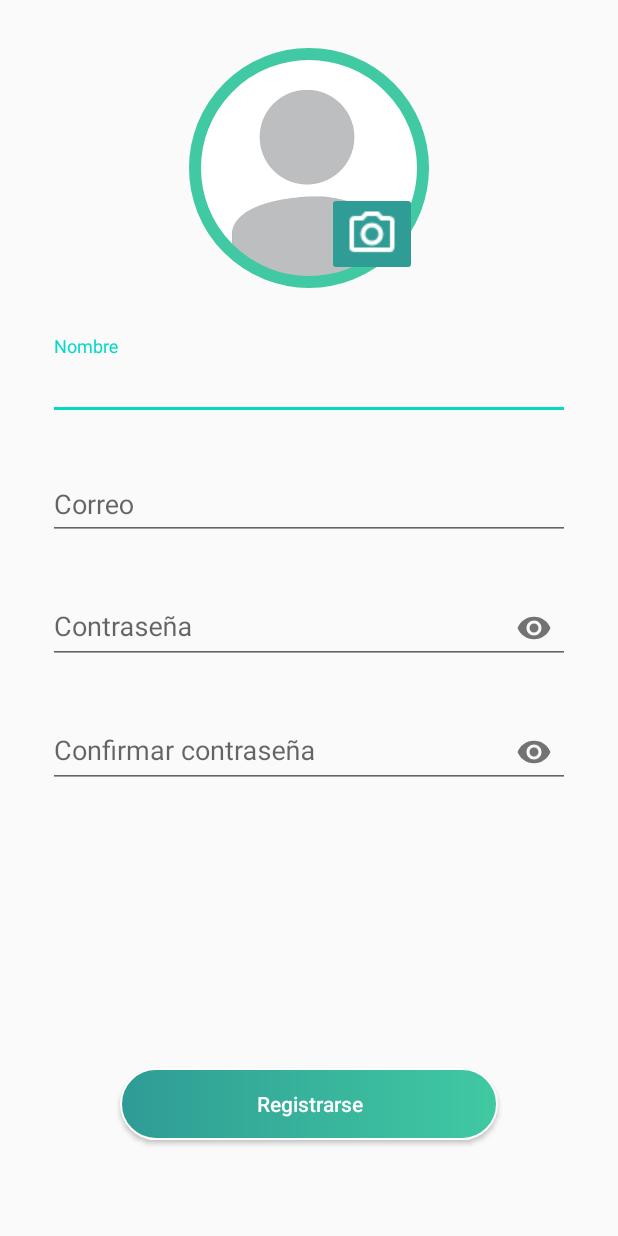
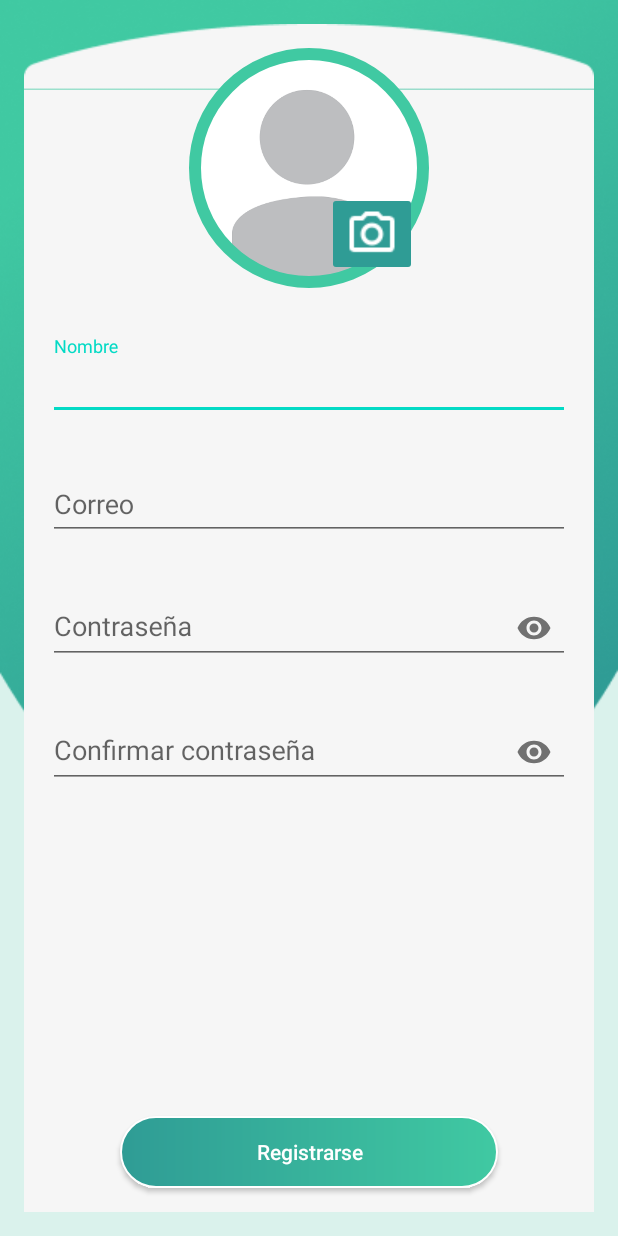
Before and after one commit to alvaroagr/InfoTransito, an Android app: the LoginActivity screen opened directly, with no data from a screen before it, after a tap on "¿Aún no tienes cuenta? Registrate", on a phone screen of 412 x 824 dp. Run offline under Robolectric (Android 15) with nearby library versions, the phone set to English and light mode, and no system bars; our stand-ins replace Firebase (no records; nobody signed in at launch, a user with empty details on screens opened directly); 2 other taps on this screen came first.

Commit message:
hotfix ui details

```diff
--- a/app/src/main/java/com/example/infotransito/ExampleFragment.java
+++ b/app/src/main/java/com/example/infotransito/ExampleFragment.java
@@ -82,6 +82,7 @@ public class ExampleFragment extends Fragment {
                     Intent i = new Intent(host, EditProfileActivity.class);
                     i.putExtra("user", host.getMyUser());
                     startActivity(i);
+                    host.overridePendingTransition(R.anim.enter, R.anim.stay);
                 }
         );
 
--- a/app/src/main/java/com/example/infotransito/ForumFragment.java
+++ b/app/src/main/java/com/example/infotransito/ForumFragment.java
@@ -14,6 +14,7 @@ import android.view.LayoutInflater;
 import android.view.View;
 import android.view.ViewGroup;
 import android.widget.Button;
+import android.widget.ImageButton;
 
 import com.google.firebase.auth.FirebaseAuth;
 import com.google.firebase.firestore.DocumentSnapshot;
@@ -37,7 +38,8 @@ public class ForumFragment extends Fragment {
     private ForumAdapter adapter;
     private FirebaseFirestore db;
 
-    private Button forum_addBtn;
+//    private Button forum_addBtn;
+    private ImageButton forum_addBtn;
 
     public ForumFragment() {
         // Required empty public constructor
--- a/app/src/main/java/com/example/infotransito/LoginActivity.java
+++ b/app/src/main/java/com/example/infotransito/LoginActivity.java
@@ -158,6 +158,7 @@ public class LoginActivity extends AppCompatActivity {
     private void goToSignUp(View v){
         Intent i = new Intent(this, SignUpActivity.class);
         startActivity(i);
+        overridePendingTransition(R.anim.enter, R.anim.stay);
         finish();
     }
 }
--- a/app/src/main/java/com/example/infotransito/MapsFragment.java
+++ b/app/src/main/java/com/example/infotransito/MapsFragment.java
@@ -249,6 +249,7 @@ public class MapsFragment extends Fragment implements LocationListener, OnMapRea
                 i.putExtra("userId", host.getMyUser().getId());
                 i.putExtra("username", host.getMyUser().getName());
                 startActivity(i);
+                host.overridePendingTransition(R.anim.enter, R.anim.stay);
                 break;
 
             case R.id.grua:
@@ -258,6 +259,7 @@ public class MapsFragment extends Fragment implements LocationListener, OnMapRea
                 i.putExtra("userId", host.getMyUser().getId());
                 i.putExtra("username", host.getMyUser().getName());
                 startActivity(i);
+                host.overridePendingTransition(R.anim.enter, R.anim.stay);
                 break;
 
             case R.id.camara:
@@ -267,6 +269,7 @@ public class MapsFragment extends Fragment implements LocationListener, OnMapRea
                 i.putExtra("userId", host.getMyUser().getId());
                 i.putExtra("username", host.getMyUser().getName());
                 startActivity(i);
+                host.overridePendingTransition(R.anim.enter, R.anim.stay);
                 break;
 
             case R.id.policeControl:
@@ -276,6 +279,7 @@ public class MapsFragment extends Fragment implements LocationListener, OnMapRea
                 i.putExtra("userId", host.getMyUser().getId());
                 i.putExtra("username", host.getMyUser().getName());
                 startActivity(i);
+                host.overridePendingTransition(R.anim.enter, R.anim.stay);
                 break;
         }
 
@@ -296,6 +300,7 @@ public class MapsFragment extends Fragment implements LocationListener, OnMapRea
             i.putExtra("lng", m.getLng());
             i.putExtra("img", m.getImg());
             startActivity(i);
+            host.overridePendingTransition(R.anim.enter, R.anim.stay);
         }
         return true;
     }
--- a/app/src/main/res/layout/activity_new_post.xml
+++ b/app/src/main/res/layout/activity_new_post.xml
@@ -36,7 +36,7 @@
             android:layout_marginStart="8dp"
             android:layout_marginTop="8dp"
             android:layout_marginBottom="8dp"
-            android:background="@android:color/transparent"
+            style="@style/TransparentBtn"
             android:text="Atrás"
             app:layout_constraintBottom_toBottomOf="parent"
             app:layout_constraintStart_toStartOf="parent"
@@ -49,7 +49,7 @@
             android:layout_marginTop="8dp"
             android:layout_marginEnd="8dp"
             android:layout_marginBottom="8dp"
-            android:background="@android:color/transparent"
+            style="@style/TransparentBtn"
             android:text="Publicar"
             app:layout_constraintBottom_toBottomOf="parent"
             app:layout_constraintEnd_toEndOf="parent"
--- a/app/src/main/res/layout/activity_sign_up.xml
+++ b/app/src/main/res/layout/activity_sign_up.xml
@@ -4,96 +4,35 @@
     xmlns:tools="http://schemas.android.com/tools"
     android:layout_width="match_parent"
     android:layout_height="match_parent"
-    tools:context=".SignUpActivity">
+    tools:context=".SignUpActivity"
+    android:background="@color/lightBg">
 
-    <com.google.android.material.textfield.TextInputLayout
-        android:id="@+id/nameWrapper"
+    <ImageView
+        android:id="@+id/imageView7"
         android:layout_width="0dp"
         android:layout_height="wrap_content"
-        android:layout_marginStart="32dp"
-        android:layout_marginTop="32dp"
-        android:layout_marginEnd="32dp"
+        android:scaleType="fitXY"
         app:layout_constraintEnd_toEndOf="parent"
+        app:layout_constraintHorizontal_bias="0.0"
         app:layout_constraintStart_toStartOf="parent"
-        app:layout_constraintTop_toBottomOf="@+id/profileShapeImg">
+        app:layout_constraintTop_toTopOf="parent"
+        app:srcCompat="@drawable/bg_shape_large" />
 
-        <com.google.android.material.textfield.TextInputEditText
-            android:layout_width="match_parent"
-            android:layout_height="wrap_content"
-            android:hint="Nombre"
-            android:singleLine="true" />
-    </com.google.android.material.textfield.TextInputLayout>
-
-    <com.google.android.material.textfield.TextInputLayout
-        android:id="@+id/emailWrapper"
+    <ImageView
+        android:id="@+id/imageView8"
         android:layout_width="0dp"
         android:layout_height="wrap_content"
-        android:layout_marginStart="32dp"
-        android:layout_marginTop="24dp"
-        android:layout_marginEnd="32dp"
+        android:layout_marginStart="16dp"
+        android:layout_marginTop="16dp"
+        android:layout_marginEnd="16dp"
+        android:scaleType="fitXY"
         app:layout_constraintEnd_toEndOf="parent"
+        app:layout_constraintHorizontal_bias="0.0"
         app:layout_constraintStart_toStartOf="parent"
-        app:layout_constraintTop_toBottomOf="@+id/nameWrapper">
+        app:layout_constraintTop_toTopOf="parent"
+        app:srcCompat="@drawable/form_top_shape" />
 
-        <com.google.android.material.textfield.TextInputEditText
-            android:layout_width="match_parent"
-            android:layout_height="wrap_content"
-            android:hint="Correo"
-            android:singleLine="true" />
-    </com.google.android.material.textfield.TextInputLayout>
-
-    <com.google.android.material.textfield.TextInputLayout
-        android:id="@+id/passwordWrapper"
-        android:layout_width="0dp"
-        android:layout_height="wrap_content"
-        android:layout_marginStart="32dp"
-        android:layout_marginTop="24dp"
-        android:layout_marginEnd="32dp"
-        app:layout_constraintEnd_toEndOf="parent"
-        app:layout_constraintStart_toStartOf="parent"
-        app:layout_constraintTop_toBottomOf="@+id/emailWrapper"
-        app:passwordToggleEnabled="true">
-
-        <com.google.android.material.textfield.TextInputEditText
-            android:layout_width="match_parent"
-            android:layout_height="wrap_content"
-            android:hint="Contraseña"
-            android:inputType="textPassword" />
-    </com.google.android.material.textfield.TextInputLayout>
-
-    <com.google.android.material.textfield.TextInputLayout
-        android:id="@+id/repasswordWrapper"
-        android:layout_width="0dp"
-        android:layout_height="wrap_content"
-        android:layout_marginStart="32dp"
-        android:layout_marginTop="24dp"
-        android:layout_marginEnd="32dp"
-        app:layout_constraintEnd_toEndOf="parent"
-        app:layout_constraintStart_toStartOf="parent"
-        app:layout_constraintTop_toBottomOf="@+id/passwordWrapper"
-        app:passwordToggleEnabled="true">
-
-        <com.google.android.material.textfield.TextInputEditText
-            android:layout_width="match_parent"
-            android:layout_height="wrap_content"
-            android:hint="Confirmar contraseña"
-            android:inputType="textPassword"/>
-    </com.google.android.material.textfield.TextInputLayout>
-
-    <Button
-        android:id="@+id/signupBtn"
-        style="@style/PrimaryBtn"
-        android:layout_width="0dp"
-        android:layout_height="wrap_content"
-        android:layout_marginStart="80dp"
-        android:layout_marginEnd="80dp"
-        android:layout_marginBottom="64dp"
-        android:text="Registrarse"
-        app:layout_constraintBottom_toBottomOf="parent"
-        app:layout_constraintEnd_toEndOf="parent"
-        app:layout_constraintStart_toStartOf="parent" />
-
-<!--    <ImageView-->
+    <!--    <ImageView-->
 <!--        android:id="@+id/profileImg"-->
 <!--        android:layout_width="160dp"-->
 <!--        android:layout_height="160dp"-->
@@ -111,6 +50,106 @@
 <!--        app:layout_constraintStart_toStartOf="parent"-->
 <!--        app:layout_constraintTop_toTopOf="parent"-->
 <!--        android:src="@drawable/circle_crop" />-->
+
+    <androidx.constraintlayout.widget.ConstraintLayout
+        android:layout_width="0dp"
+        android:layout_height="0dp"
+        android:layout_marginStart="16dp"
+        android:layout_marginEnd="16dp"
+        android:layout_marginBottom="16dp"
+        android:background="@color/white"
+        app:layout_constraintBottom_toBottomOf="parent"
+        app:layout_constraintEnd_toEndOf="parent"
+        app:layout_constraintStart_toStartOf="parent"
+        app:layout_constraintTop_toBottomOf="@+id/imageView8">
+
+        <com.google.android.material.textfield.TextInputLayout
+            android:id="@+id/nameWrapper"
+            android:layout_width="0dp"
+            android:layout_height="wrap_content"
+            android:layout_marginStart="16dp"
+            android:layout_marginTop="164dp"
+            android:layout_marginEnd="16dp"
+            app:layout_constraintEnd_toEndOf="parent"
+            app:layout_constraintStart_toStartOf="parent"
+            app:layout_constraintTop_toTopOf="parent">
+
+            <com.google.android.material.textfield.TextInputEditText
+                android:layout_width="match_parent"
+                android:layout_height="wrap_content"
+                android:hint="Nombre"
+                android:singleLine="true" />
+        </com.google.android.material.textfield.TextInputLayout>
+
+        <com.google.android.material.textfield.TextInputLayout
+            android:id="@+id/emailWrapper"
+            android:layout_width="0dp"
+            android:layout_height="wrap_content"
+            android:layout_marginStart="16dp"
+            android:layout_marginTop="24dp"
+            android:layout_marginEnd="16dp"
+            app:layout_constraintEnd_toEndOf="parent"
+            app:layout_constraintStart_toStartOf="parent"
+            app:layout_constraintTop_toBottomOf="@+id/nameWrapper">
+
+            <com.google.android.material.textfield.TextInputEditText
+                android:layout_width="match_parent"
+                android:layout_height="wrap_content"
+                android:hint="Correo"
+                android:singleLine="true" />
+        </com.google.android.material.textfield.TextInputLayout>
+
+        <com.google.android.material.textfield.TextInputLayout
+            android:id="@+id/passwordWrapper"
+            android:layout_width="0dp"
+            android:layout_height="wrap_content"
+            android:layout_marginStart="16dp"
+            android:layout_marginTop="24dp"
+            android:layout_marginEnd="16dp"
+            app:layout_constraintEnd_toEndOf="parent"
+            app:layout_constraintStart_toStartOf="parent"
+            app:layout_constraintTop_toBottomOf="@+id/emailWrapper"
+            app:passwordToggleEnabled="true">
+
+            <com.google.android.material.textfield.TextInputEditText
+                android:layout_width="match_parent"
+                android:layout_height="wrap_content"
+                android:hint="Contraseña"
+                android:inputType="textPassword" />
+        </com.google.android.material.textfield.TextInputLayout>
+
+        <Button
+            android:id="@+id/signupBtn"
+            style="@style/PrimaryBtn"
+            android:layout_width="0dp"
+            android:layout_height="wrap_content"
+            android:layout_marginStart="64dp"
+            android:layout_marginEnd="64dp"
+            android:layout_marginBottom="16dp"
+            android:text="Registrarse"
+            app:layout_constraintBottom_toBottomOf="parent"
+            app:layout_constraintEnd_toEndOf="parent"
+            app:layout_constraintStart_toStartOf="parent" />
+
+        <com.google.android.material.textfield.TextInputLayout
+            android:id="@+id/repasswordWrapper"
+            android:layout_width="0dp"
+            android:layout_height="wrap_content"
+            android:layout_marginStart="16dp"
+            android:layout_marginTop="24dp"
+            android:layout_marginEnd="16dp"
+            app:layout_constraintEnd_toEndOf="parent"
+            app:layout_constraintStart_toStartOf="parent"
+            app:layout_constraintTop_toBottomOf="@+id/passwordWrapper"
+            app:passwordToggleEnabled="true">
+
+            <com.google.android.material.textfield.TextInputEditText
+                android:layout_width="match_parent"
+                android:layout_height="wrap_content"
+                android:hint="Confirmar contraseña"
+                android:inputType="textPassword" />
+        </com.google.android.material.textfield.TextInputLayout>
+    </androidx.constraintlayout.widget.ConstraintLayout>
 
     <com.google.android.material.imageview.ShapeableImageView
         android:id="@+id/profileShapeImg"
```
Also changed, not shown: app/src/main/java/com/example/infotransito/PostView.java (+20 -0 lines), app/src/main/java/com/example/infotransito/ViewMarkerActivity.java (+10 -1 lines), app/src/main/res/drawable/secondary_btn_bg_round.xml (added, +9 -0 lines), app/src/main/res/layout/activity_landing.xml (+29 -1 lines), app/src/main/res/layout/activity_main.xml (+12 -0 lines), app/src/main/res/layout/fragment_forum.xml (+20 -8 lines), app/src/main/res/drawable/baseline_add_white_24.png (added).
